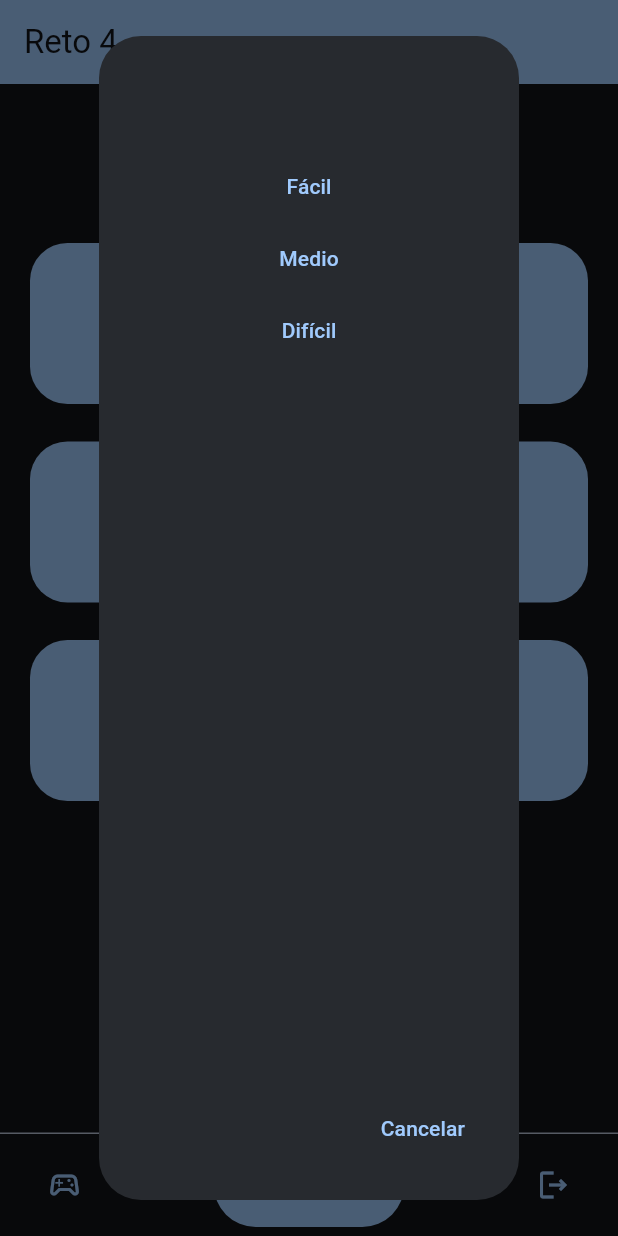
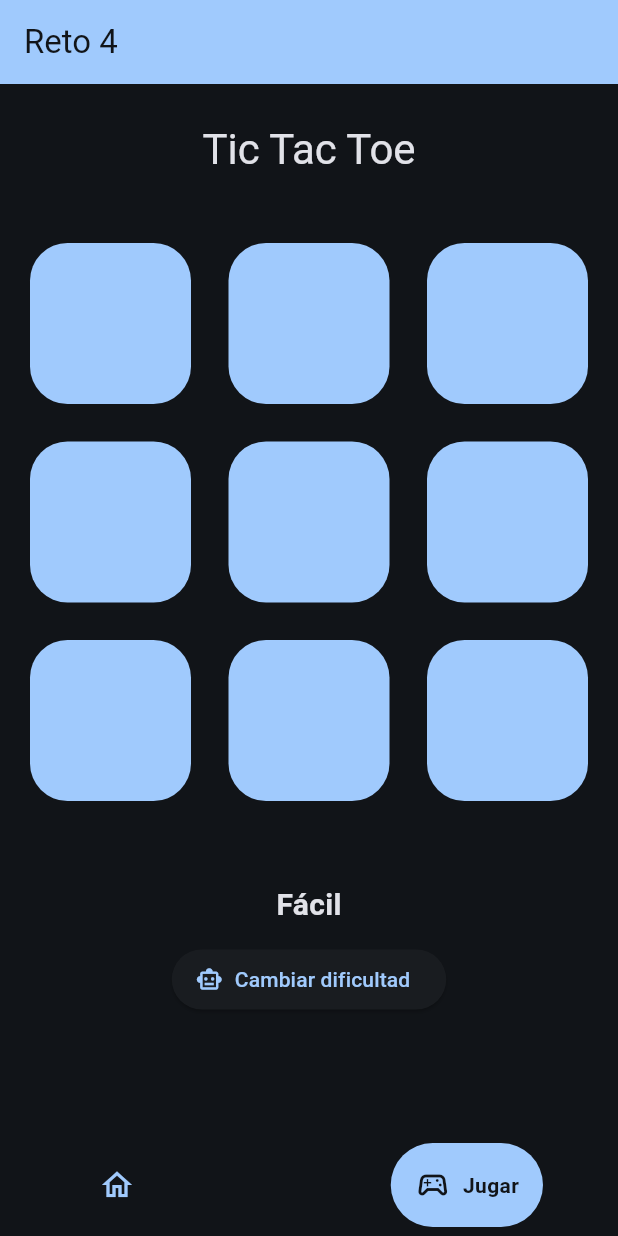
Before and after one commit to CamiloAyala/DADM, a Flutter app: the screen it shows after launch, item 2 of the bottom bar chosen, on a phone screen of 412 x 824 dp. Run offline on Flutter 3.47's test engine with Material 2 defaults, Android fonts, the light colour scheme and no system bars; drawn by our look-alikes of google_nav_bar; our stand-ins replace stacked.

Commit message:
Boton cambio de dificultad y reordenamiento de la UI

```diff
--- a/reto_4/lib/main.dart
+++ b/reto_4/lib/main.dart
@@ -1,5 +1,5 @@
 import 'package:flutter/material.dart';
-import 'package:reto_4/views/tic_tac_toe/tic_tac_toe_view.dart';
+import 'package:reto_4/views/home/home_view.dart';
 
 void main() {
   runApp(const MyApp());
@@ -20,7 +20,7 @@ class MyApp extends StatelessWidget {
         ),
         useMaterial3: true,
       ),
-      home: const TicTacToeView(title: 'Reto 4'),
+      home: const HomeView(title: 'Reto 4'),
     );
   }
 }
--- a/reto_4/lib/views/bottom_navbar/bottom_navbar_view.dart
+++ b/reto_4/lib/views/bottom_navbar/bottom_navbar_view.dart
@@ -25,7 +25,7 @@ class BottomNavbarView extends StatelessWidget
         child: Container(
           color: Theme.of(context).colorScheme.background,
           child: Padding(
-            padding: const EdgeInsets.symmetric(vertical: 6, horizontal: 15),
+            padding: const EdgeInsets.symmetric(vertical: 6, horizontal: 50),
             child: GNav(
               backgroundColor: Theme.of(context).colorScheme.surface,
               color: Theme.of(context).colorScheme.primary,
@@ -34,18 +34,15 @@ class BottomNavbarView extends StatelessWidget
               padding: const EdgeInsets.all(16),
               gap: 8,
               onTabChange: onChangeIndex,
+              haptic: true,
               tabs: const [
+                GButton(
+                  icon: Icons.home_outlined,
+                  text: 'Inicio',
+                ),
                 GButton(
                   icon: Icons.sports_esports_outlined,
                   text: 'Jugar',
-                ),
-                GButton(
-                  icon: Icons.smart_toy_outlined,
-                  text: 'Dificultad',
-                ),
-                GButton(
-                  icon: Icons.logout_outlined,
-                  text: 'Salir',
                 ),
               ],
             )
--- /dev/null
+++ b/reto_4/lib/views/home/home_view.dart
@@ -0,0 +1,39 @@
+import 'package:flutter/material.dart';
+import 'package:reto_4/views/bottom_navbar/bottom_navbar_view.dart';
+import 'package:stacked/stacked.dart';
+import 'package:reto_4/views/home/home_viewmodel.dart';
+
+class HomeView extends StatelessWidget {
+  const HomeView({ Key? key, required this.title }) : super(key: key);
+
+  final String title;
+
+  @override
+  Widget build(BuildContext context) {
+    return ViewModelBuilder.reactive(
+      builder: (context, HomeViewModel model, Widget? child) => SafeArea(
+        child: Scaffold(
+
+        resizeToAvoidBottomInset: false,
+        backgroundColor: Theme.of(context).colorScheme.background,
+
+        appBar: AppBar(
+          backgroundColor: Theme.of(context).colorScheme.primary,
+          title: Text(
+            title,
+            style: TextStyle(color: Theme.of(context).colorScheme.background),
+          ),
+        ),
+
+        body: SafeArea(child: SingleChildScrollView(child: model.pages[model.currentIndex])),
+
+        bottomNavigationBar: BottomNavbarView(
+          onChangeIndex: model.changeIndex,
+          currentIndex: model.currentIndex,
+        ),
+      ),
+    ),
+     viewModelBuilder: () => HomeViewModel(),
+    );
+  }
+}
--- /dev/null
+++ b/reto_4/lib/views/home/home_viewmodel.dart
@@ -0,0 +1,23 @@
+// Package imports:
+import 'package:flutter/material.dart';
+import 'package:stacked/stacked.dart';
+
+// Project imports:
+import 'package:reto_4/views/pages/home_page/home_page_view.dart';
+import 'package:reto_4/views/pages/tic_tac_toe_page/tic_tac_toe_view.dart';
+
+class HomeViewModel extends BaseViewModel {
+
+  int _currentIndex = 0;
+  int get currentIndex => _currentIndex;
+
+  void changeIndex(int index){
+    _currentIndex = index;
+    notifyListeners();
+  }
+
+  final List<Widget> pages = [
+    const HomePageView(),
+    const TicTacToeView(title: 'Reto 4'),
+  ];
+}
--- /dev/null
+++ b/reto_4/lib/views/pages/home_page/home_page_view.dart
@@ -0,0 +1,20 @@
+import 'package:flutter/material.dart';
+
+class HomePageView extends StatelessWidget {
+  const HomePageView({Key? key}) : super(key: key);
+
+  @override
+  Widget build(BuildContext context) {
+    return Column(mainAxisAlignment: MainAxisAlignment.center, children: [
+      Center(
+        child: Padding(
+          padding: const EdgeInsets.symmetric(vertical: 25.0),
+          child: Text(
+            'RETO 4',
+            style: Theme.of(context).textTheme.headlineMedium,
+          ),
+        ),
+      )
+    ]);
+  }
+}
--- /dev/null
+++ b/reto_4/lib/views/pages/tic_tac_toe_page/tic_tac_toe_view.dart
@@ -0,0 +1,91 @@
+import 'package:flutter/material.dart';
+import 'package:reto_4/utils/constants.dart';
+import 'package:stacked/stacked.dart';
+
+import 'package:reto_4/views/pages/tic_tac_toe_page/tic_tac_toe_viewmodel.dart';
+
+class TicTacToeView extends StatefulWidget {
+  const TicTacToeView({super.key, required this.title});
+
+  // This widget is the home page of your application. It is stateful, meaning
+  // that it has a State object (defined below) that contains fields that affect
+  // how it looks.
+
+  // This class is the configuration for the state. It holds the values (in this
+  // case the title) provided by the parent (in this case the App widget) and
+  // used by the build method of the State. Fields in a Widget subclass are
+  // always marked "final".
+
+  final String title;
+
+  @override
+  State<TicTacToeView> createState() => _TicTacToeViewState();
+}
+
+class _TicTacToeViewState extends State<TicTacToeView> {
+  @override
+  Widget build(BuildContext context) {
+    return ViewModelBuilder<TicTacToeViewModel>.reactive(
+      viewModelBuilder: () => TicTacToeViewModel(context: context),
+      builder: (context, model, child) => Column(
+          mainAxisAlignment: MainAxisAlignment.center,
+          children: <Widget>[
+            Padding(
+              padding: const EdgeInsets.symmetric(vertical: 25.0),
+              child: Text(
+                'Tic Tac Toe',
+                style: Theme.of(context).textTheme.headlineMedium,
+              ),
+            ),
+            GridView.builder(
+              padding: const EdgeInsets.all(20.0),
+              shrinkWrap: true,
+              physics: const NeverScrollableScrollPhysics(),
+              gridDelegate: const SliverGridDelegateWithFixedCrossAxisCount(
+                  crossAxisCount: 3,
+                  childAspectRatio: 1.0,
+                  crossAxisSpacing: 25.0,
+                  mainAxisSpacing: 25.0),
+              itemCount: 9,
+              itemBuilder: (context, index) {
+                int row = index ~/ 3;
+                int col = index % 3;
+
+                return GestureDetector(
+                  onTap: () => model.play(row, col),
+                  child: Container(
+                    width: 50,
+                    height: 50,
+                    decoration: BoxDecoration(
+                        color: model.colorCell(context, row, col),
+                        borderRadius:
+                            const BorderRadius.all(Radius.circular(25.0))),
+                    child: Center(
+                      child: Text(
+                        model.board[row][col],
+                        style: const TextStyle(
+                            fontSize: 50.0, fontWeight: FontWeight.bold),
+                      ),
+                    ),
+                  ),
+                );
+              },
+            ),
+            const SizedBox(height: 35),
+            SizedBox(
+              height: 30,
+              child: Text(
+                  model.dificultad == Difficulty.easy ? 'Fácil' : model.dificultad == Difficulty.medium ? 'Medio' : 'Difícil',
+                  style: const TextStyle(fontWeight: FontWeight.bold, fontSize: 20),
+                )
+            ),
+            const SizedBox(height: 10),
+            ElevatedButton.icon(
+              icon: const Icon(Icons.smart_toy_outlined),
+              onPressed: model.showDifficultyAlert,
+              label: const Text('Cambiar dificultad'),
+            ),
+          ]),
+    );
+  }
+}
--- a/reto_4/lib/views/tic_tac_toe/tic_tac_toe_viewmodel.dart
+++ b/reto_4/lib/views/pages/tic_tac_toe_page/tic_tac_toe_viewmodel.dart
@@ -94,19 +94,13 @@ class TicTacToeViewModel extends BaseViewModel{
 
 
   void makeAIMove(){
-    int row = -1;
-    int col = -1;
-
     if(dificultad == Difficulty.easy){
-      debugPrint(dificultad.toString());
       makeRandomMove();
     }
     else if(dificultad == Difficulty.medium){
-      debugPrint(dificultad.toString());
       makeBlockingMove();
     }
     else if(dificultad == Difficulty.hard){
-      debugPrint(dificultad.toString());
       makeWinningMove();
     }
 
@@ -209,6 +203,17 @@ class TicTacToeViewModel extends BaseViewModel{
 
 
     return false;
+  }
+
+  String difficultyName(){
+    switch (dificultad){
+      case Difficulty.easy:
+        return 'Fácil';
+      case Difficulty.medium:
+        return 'Medio';
+      case Difficulty.hard:
+        return 'Difícil';
+    }
   }
 
 
--- a/reto_4/lib/views/tic_tac_toe/tic_tac_toe_view.dart
+++ /dev/null
@@ -1,105 +0,0 @@
-import 'package:flutter/material.dart';
-import 'package:reto_4/views/bottom_navbar/bottom_navbar_view.dart';
-import 'package:stacked/stacked.dart';
-
-import 'package:reto_4/views/tic_tac_toe/tic_tac_toe_viewmodel.dart';
-
-class TicTacToeView extends StatefulWidget {
-  const TicTacToeView({super.key, required this.title});
-
-  // This widget is the home page of your application. It is stateful, meaning
-  // that it has a State object (defined below) that contains fields that affect
-  // how it looks.
-
-  // This class is the configuration for the state. It holds the values (in this
-  // case the title) provided by the parent (in this case the App widget) and
-  // used by the build method of the State. Fields in a Widget subclass are
-  // always marked "final".
-
-  final String title;
-
-  @override
-  State<TicTacToeView> createState() => _TicTacToeViewState();
-}
-
-class _TicTacToeViewState extends State<TicTacToeView> {
-
-  @override
-  Widget build(BuildContext context) {
-    return ViewModelBuilder<TicTacToeViewModel>.reactive(
-      viewModelBuilder: () => TicTacToeViewModel(context: context),
-      builder: (context, model, child) => Scaffold(
-        resizeToAvoidBottomInset: false,
-        backgroundColor: Theme.of(context).colorScheme.background,
-
-        appBar: AppBar(
-          backgroundColor: Theme.of(context).colorScheme.primary,
-          title: Text(
-            widget.title,
-            style: TextStyle(color: Theme.of(context).colorScheme.background),
-          ),
-        ),
-        body: Center(
-          child: Column(
-            mainAxisAlignment: MainAxisAlignment.center,
-
-            children: <Widget> [
-
-              Padding(
-                padding: const EdgeInsets.symmetric(vertical: 25.0),
-                child: Text(
-                  'Tic Tac Toe',
-                  style: Theme.of(context).textTheme.headlineMedium,
-                ),
-              ),
-
-
-              Expanded(
-                child: GridView.builder(
-                  padding: const EdgeInsets.all(20.0),
-                  gridDelegate: const SliverGridDelegateWithFixedCrossAxisCount(
-                    crossAxisCount: 3,
-                    childAspectRatio: 1.0,
-                    crossAxisSpacing: 25.0,
-                    mainAxisSpacing: 25.0
-                  ),
-                  itemCount: 9,
-                  itemBuilder: (context, index) {
-                    int row = index ~/ 3;
-                    int col = index % 3;
-
-                    return GestureDetector(
-                      onTap: () => model.play(row, col),
-                      child: Container(
-                        width: 50,
-                        height: 50,
-                        decoration: BoxDecoration(
-                          color: model.colorCell(context, row, col),
-                          borderRadius: const BorderRadius.all(Radius.circular(25.0))
-                        ),
-                        child: Center(
-                          child: Text(
-                            model.board[row][col],
-                            style: const TextStyle(
-                              fontSize: 50.0,
-                              fontWeight: FontWeight.bold
-                            ),
-                          ),
-                        ),
-                      ),
-                    );
-                  },
-                ),
-              ),
-              SizedBox(height: 1, width: double.infinity, child: ColoredBox(color: Theme.of(context).colorScheme.secondary),),
-            ]
-          ),
-        ),
-        bottomNavigationBar: BottomNavbarView(
-          onChangeIndex: model.onChangeIndex,
-          currentIndex: model.currentIndex,
-        ),
-      ),
-    );
-  }
-}
```
